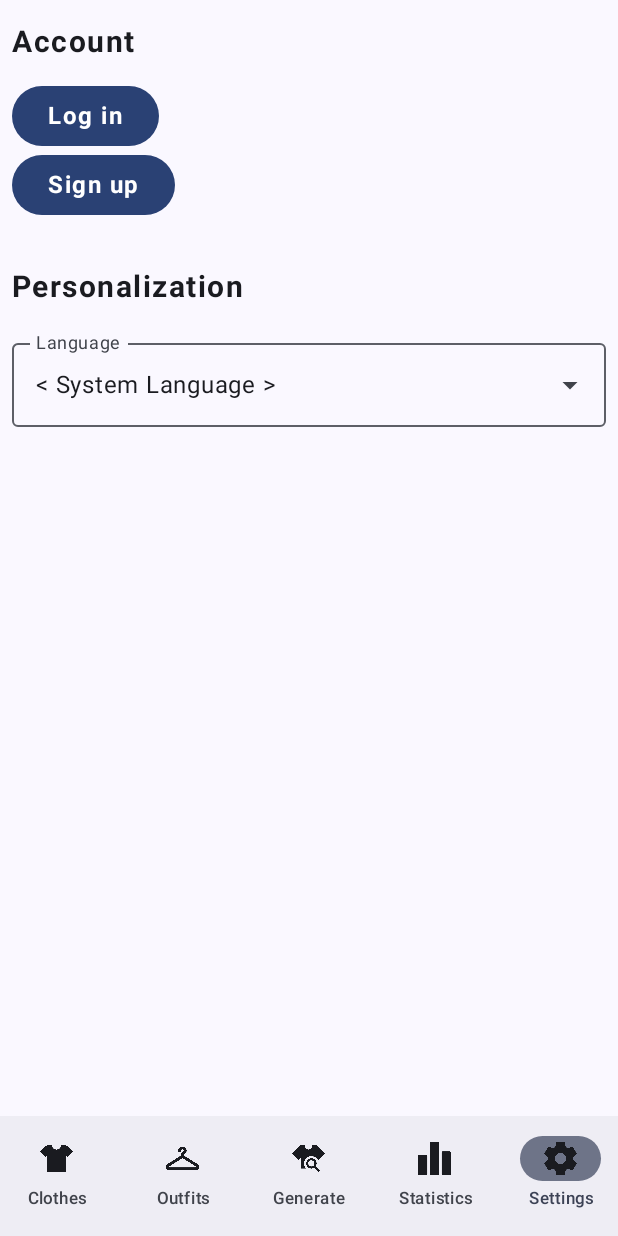
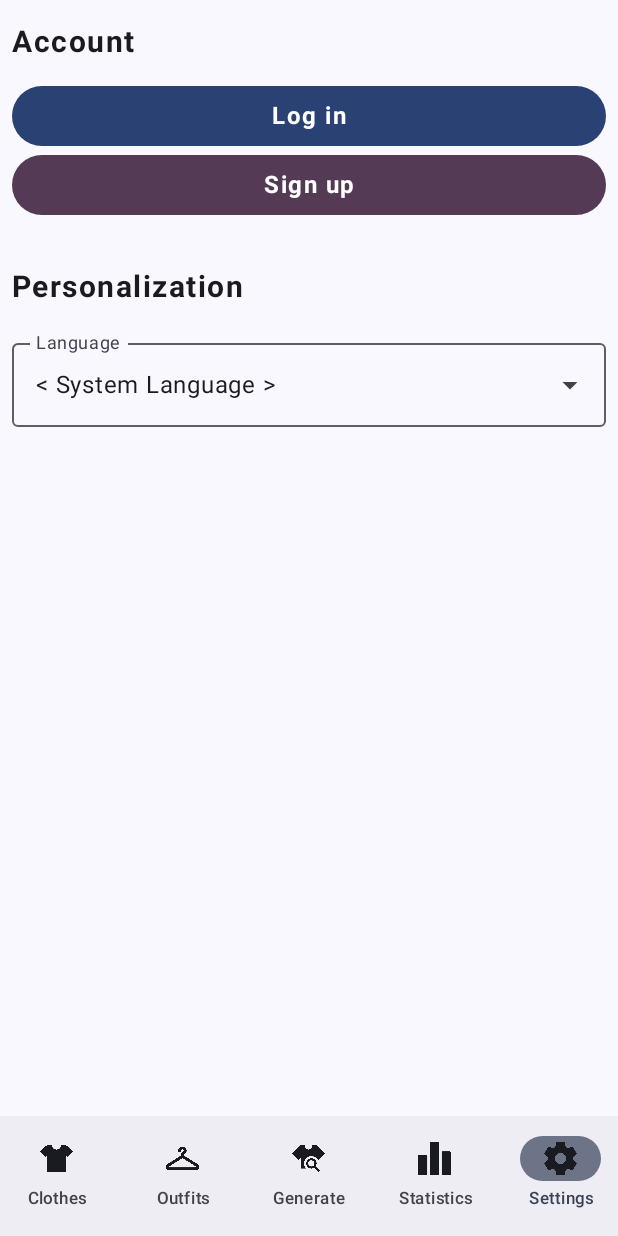
Before and after one commit to oleh-maliuta/clothes-advisor-client-android, an Android app built with Jetpack Compose: the Settings screen opened through its navigation route, on a phone screen of 412 x 824 dp. Run offline under Robolectric (Android 15) with nearby library versions, the phone set to English and light mode, and no system bars.

Commit message:
UI fixes and improvements

```diff
--- a/app/src/main/java/com/olehmaliuta/clothesadvisor/ui/components/OsmLocationPickerDialog.kt
+++ b/app/src/main/java/com/olehmaliuta/clothesadvisor/ui/components/OsmLocationPickerDialog.kt
@@ -119,7 +119,7 @@ fun OsmLocationPickerDialog(
                         },
                         enabled = !isLoading
                     ) {
-                        Text(stringResource(R.string.osm_location_picker_dialog__cancel_button))
+                        Text(stringResource(R.string.osm_location_picker_dialog__select_button))
                     }
                 }
             }
--- a/app/src/main/java/com/olehmaliuta/clothesadvisor/ui/screens/SettingsScreen.kt
+++ b/app/src/main/java/com/olehmaliuta/clothesadvisor/ui/screens/SettingsScreen.kt
@@ -1,8 +1,5 @@
 package com.olehmaliuta.clothesadvisor.ui.screens
 
-import android.app.Activity
-import android.content.Context
-import android.content.ContextWrapper
 import android.util.Patterns
 import androidx.compose.foundation.interaction.MutableInteractionSource
 import androidx.compose.foundation.interaction.PressInteraction
@@ -19,6 +16,7 @@ import androidx.compose.foundation.verticalScroll
 import androidx.compose.material.icons.Icons
 import androidx.compose.material.icons.filled.ArrowDropDown
 import androidx.compose.material3.Button
+import androidx.compose.material3.ButtonDefaults
 import androidx.compose.material3.CircularProgressIndicator
 import androidx.compose.material3.DropdownMenu
 import androidx.compose.material3.DropdownMenuItem
@@ -191,7 +189,12 @@ private fun UserAccountSection(
                 onClick = {
                     router.navigate(Screen.LogIn.name)
                 },
+                colors = ButtonDefaults.buttonColors(
+                    containerColor = MaterialTheme.colorScheme.primary,
+                    contentColor = MaterialTheme.colorScheme.onPrimary
+                ),
                 modifier = Modifier
+                    .fillMaxWidth()
                     .height(40.dp)
             ) {
                 Text(
@@ -208,7 +211,12 @@ private fun UserAccountSection(
                 onClick = {
                     router.navigate(Screen.Registration.name)
                 },
+                colors = ButtonDefaults.buttonColors(
+                    containerColor = MaterialTheme.colorScheme.tertiary,
+                    contentColor = MaterialTheme.colorScheme.onTertiary
+                ),
                 modifier = Modifier
+                    .fillMaxWidth()
                     .height(40.dp)
             ) {
                 Text(
```
